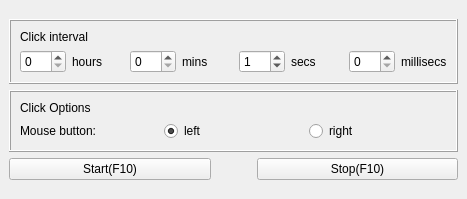
Above: mainwindow.ui from exquet/autoclicker before the change. Below: the same form after it.
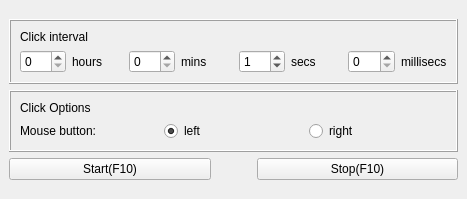
That is the form after the change.

Commit message: setting up the click delay

What changed in the file:
```diff
--- a/mainwindow.ui
+++ b/mainwindow.ui
@@ -145,7 +145,11 @@
             </spacer>
            </item>
            <item>
-            <widget class="QSpinBox" name="msecsSpinBox"/>
+            <widget class="QSpinBox" name="msecsSpinBox">
+             <property name="maximum">
+              <number>999</number>
+             </property>
+            </widget>
            </item>
            <item>
             <widget class="QLabel" name="label_7">
```
The commit also changes 1 other file.
